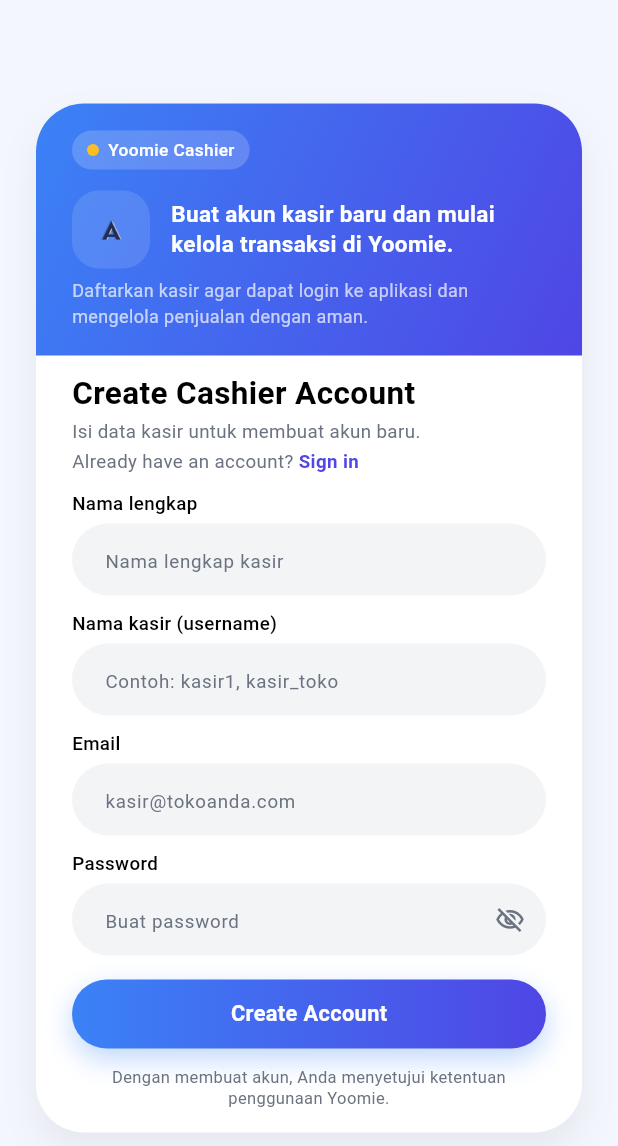
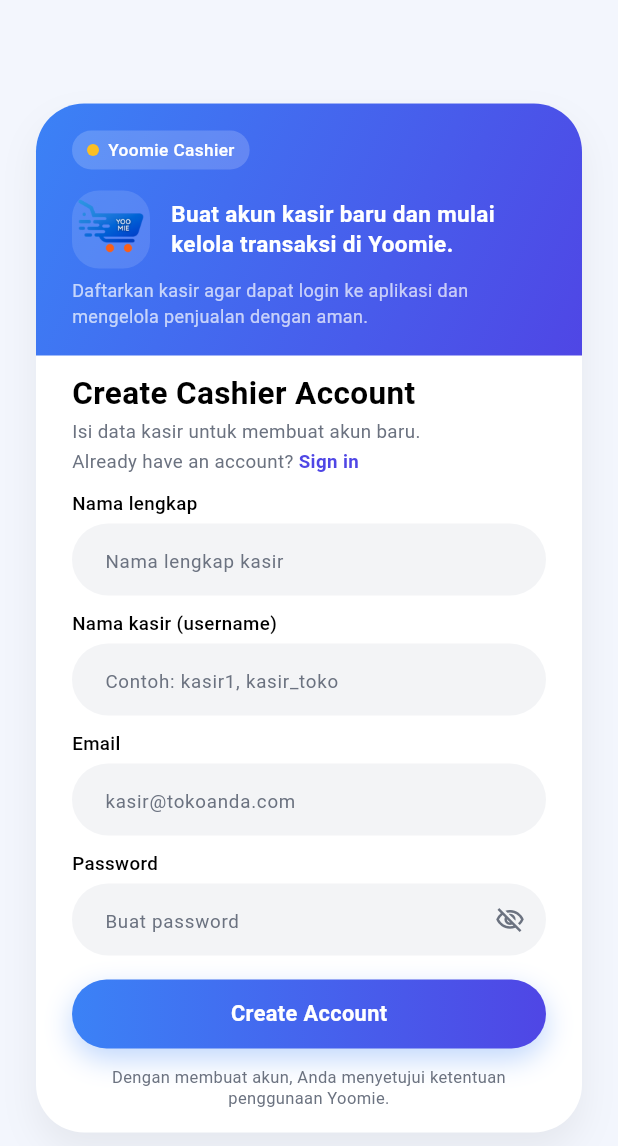
Before and after one commit to najmiiqbalhanif/Aplikasi-Kasir-Yoomie, a Flutter app: the screen it shows after launch, after a tap on "Sign up", on a phone screen of 412 x 824 dp. Shown: the top 1146 px of the screen. Run offline on Flutter 3.47's test engine with Material 3 defaults, Android fonts, the phone set to English and light mode, and no system bars; our stand-ins replace flutter_local_notifications, image_picker, rxdart, shared_preferences; project files that could hold a hidden picture were left out.

Commit message:
edit psw

```diff
--- a/lib/presentation/pages/login.dart
+++ b/lib/presentation/pages/login.dart
@@ -160,8 +160,8 @@ class _LoginPageState extends State<LoginPage> {
                               ),
                               child: Center(
                                 child: Image.asset(
-                                  'assets/images/logo.png',
-                                  height: 32,
+                                  'assets/images/logoYoomie.png',
+                                  height: 45,
                                 ),
                               ),
                             ),
--- a/lib/presentation/pages/register.dart
+++ b/lib/presentation/pages/register.dart
@@ -218,8 +218,8 @@ class _RegisterPageState extends State<RegisterPage> {
                               ),
                               child: Center(
                                 child: Image.asset(
-                                  'assets/images/logo.png',
-                                  height: 30,
+                                  'assets/images/logoYoomie.png',
+                                  height: 45,
                                 ),
                               ),
                             ),
```
Also changed, not shown: assets/images/LogoYoomie.svg (added), assets/images/logoYoomie.png (added).
